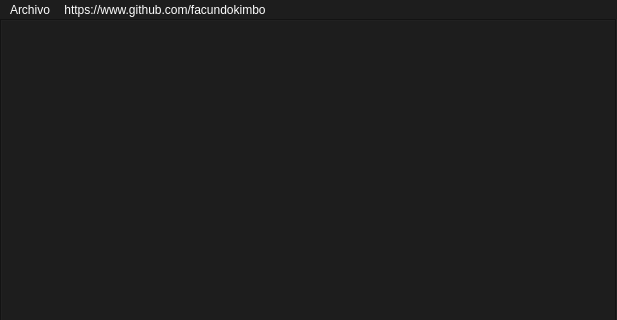
First picture: the form in Editor de texto/editor.ui, repository facundopadilla/QtDesigner-PySide2-PyQT5, before the edit; both pictures show x 0 to 617 and y 0 to 320 of the 617 by 578 pixel window.
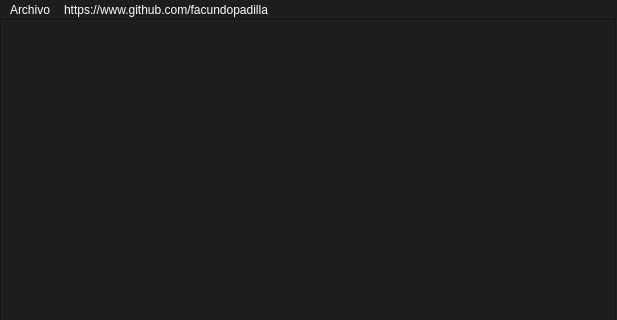
Second picture: the form after the edit.

```diff
--- a/Editor de texto/editor.ui
+++ b/Editor de texto/editor.ui
@@ -158,7 +158,7 @@
    </widget>
    <widget class="QMenu" name="menuAaaaaaa">
     <property name="title">
-     <string>https://www.github.com/facundokimbo</string>
+     <string>https://www.github.com/facundopadilla</string>
     </property>
    </widget>
    <addaction name="menuAbrir"/>
```
Left out of the diff: 2 changed lines with no effect on the pictures.
